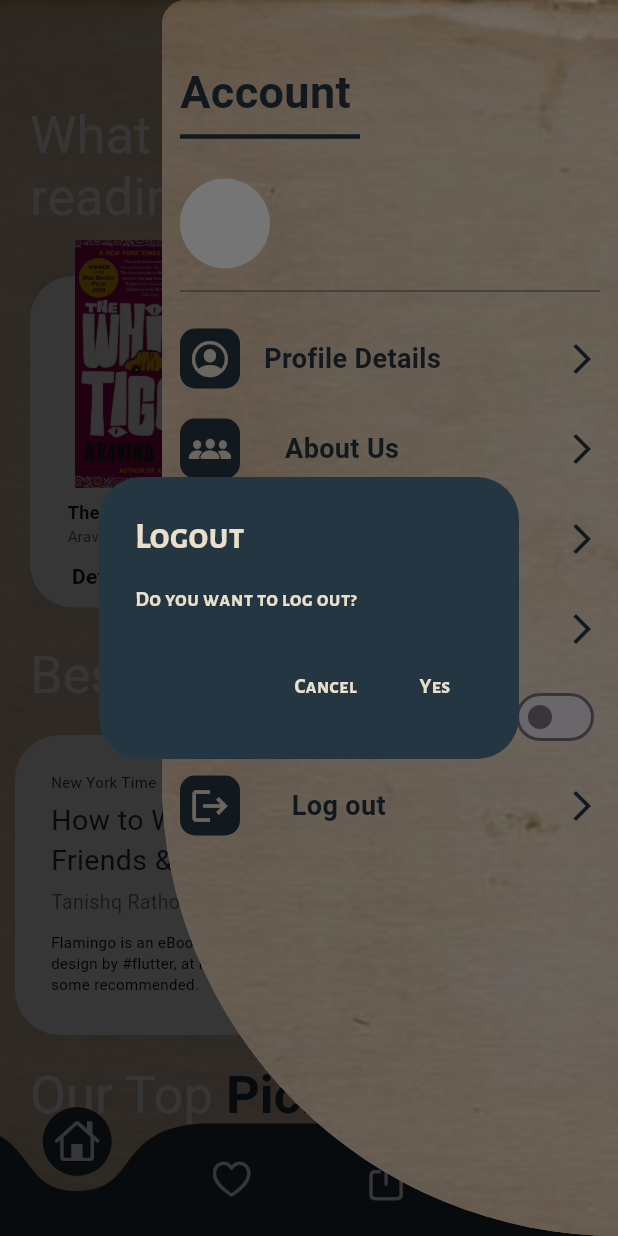
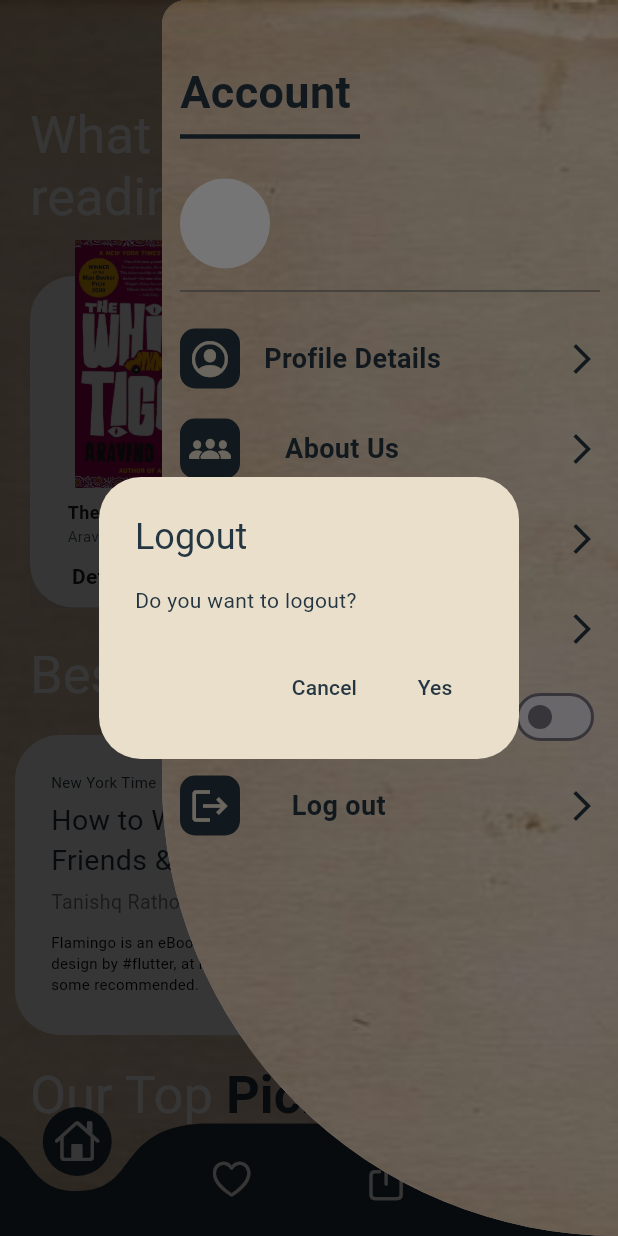
Before and after one commit to TanishqRathod/Torn-Pages, a Flutter app: the BottomNavbarScreen screen opened directly, in the side drawer, after a tap on "Log out", on a phone screen of 412 x 824 dp. Run offline on Flutter 3.47's test engine with Material 3 defaults, Android fonts, the phone set to English and light mode, and no system bars; drawn by our look-alikes of carousel_slider, curved_navigation_bar; our stand-ins replace file_picker, firebase_auth, firebase_core, flutter_tts, get, google_sign_in and 3 more; missing offline and left inert: epubx; accounts and stored records are empty.

Commit message:
google auth added logout fix

```diff
--- a/lib/Screens/home_page.dart
+++ b/lib/Screens/home_page.dart
@@ -713,6 +713,7 @@ class _HomePageState extends State<HomePage> {
                     },
                   ),
                 ),
+                SizedBox(height: 20,),
               ],
             ),
           ),
--- a/lib/Screens/login_screen.dart
+++ b/lib/Screens/login_screen.dart
@@ -359,10 +359,7 @@ class _LoginScreenState extends State<LoginScreen> {
                       onTap: ()async{
                         User? user = await AuthService().signInWithGoogle();
                         if (user != null) {
-                          Navigator.pushReplacement(
-                            context,
-                            MaterialPageRoute(builder: (context) => BottomNavbarScreen()),
-                          );
+                          Navigator.pushReplacement(context, MaterialPageRoute(builder: (context) => HomePage(index: 0),));
                         }
                       },
                       child: Container(
--- a/lib/Widgets/bottom_navbar.dart
+++ b/lib/Widgets/bottom_navbar.dart
@@ -15,6 +15,7 @@ import 'package:torn_pages/Screens/profile_screen.dart';
 import 'package:torn_pages/Screens/share_screen.dart';
 import 'package:torn_pages/routes/app_routes.dart';
 
+import '../Screens/google_auth.dart';
 import '../controller/theme_controller.dart';
 
 class BottomNavbarScreen extends StatefulWidget {
@@ -316,35 +317,21 @@ class _BottomNavbarState extends State<BottomNavbarScreen> {
       context: context,
       builder: (BuildContext context) {
         return AlertDialog(
-          backgroundColor: Theme.of(context).brightness == Brightness.light
-              ? Color(0xff243642)
-              : Colors.white,
-          title: Text("Logout",style: TextStyle(color: Theme.of(context).brightness == Brightness.light
-              ? Color(0xffEADFCB)
-              : Color(0xff243642),fontFamily: 'AlegreyaSans'),),
-          content: Text("Do you want to log out?",style: TextStyle(color: Theme.of(context).brightness == Brightness.light
-              ? Color(0xffEADFCB)
-              : Color(0xff243642),fontFamily: 'AlegreyaSans'),),
+          backgroundColor: const Color(0xffEADFCB),
+          title: const Text("Logout", style: TextStyle(color: Color(0xff243642))),
+          content: const Text("Do you want to logout?", style: TextStyle(color: Color(0xff243642))),
           actions: [
             TextButton(
-              onPressed: () {
-                Navigator.pop(context);
-              },
-              child: Text("Cancel",style: TextStyle(color: Theme.of(context).brightness == Brightness.light
-                  ? Color(0xffEADFCB)
-                  : Color(0xff243642),fontFamily: 'AlegreyaSans'),),
+              onPressed: () => Navigator.pop(context),
+              child: const Text("Cancel", style: TextStyle(color: Color(0xff243642))),
             ),
             TextButton(
               onPressed: () async {
                 await FirebaseAuth.instance.signOut();
-                // Clear SharedPreferences
-                SharedPreferences prefs = await SharedPreferences.getInstance();
-                await prefs.clear();
-                Navigator.pushReplacement(context, MaterialPageRoute(builder: (context) => LoginScreen(),));
+                await AuthService().signOut();
+                Navigator.pushReplacement(context, MaterialPageRoute(builder: (_) => const LoginScreen()));
               },
-              child: Text("Yes",style: TextStyle(color: Theme.of(context).brightness == Brightness.light
-                  ? Color(0xffEADFCB)
-                  : Color(0xff243642),fontFamily: 'AlegreyaSans'),),
+              child: const Text("Yes", style: TextStyle(color: Color(0xff243642))),
             ),
           ],
         );
```
Also changed, not shown: lib/Screens/google_auth.dart (+32 -31 lines).
